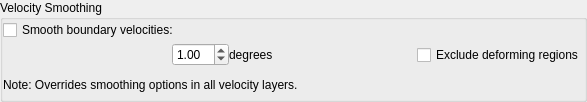
The window that src/qt-widgets/ExportVelocitySmoothingOptionsWidgetUi.ui (GPlates/GPlates) describes before a commit, drawn with Qt 5.
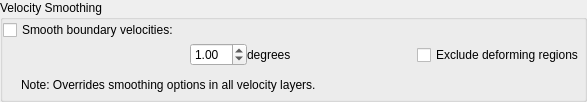
The same window after the commit.

Commit message: (trunk) Export GUI options for forcing polygon orientation during resolved topology (general) export.

```diff
--- a/src/qt-widgets/ExportVelocitySmoothingOptionsWidgetUi.ui
+++ b/src/qt-widgets/ExportVelocitySmoothingOptionsWidgetUi.ui
@@ -60,6 +60,9 @@
            <property name="spacing">
             <number>0</number>
            </property>
+           <property name="leftMargin">
+            <number>18</number>
+           </property>
            <item>
             <widget class="QWidget" name="velocity_smoothing_controls" native="true">
              <layout class="QHBoxLayout" name="horizontalLayout_12">
@@ -135,6 +138,9 @@
            <property name="spacing">
             <number>0</number>
            </property>
+           <property name="leftMargin">
+            <number>18</number>
+           </property>
            <item>
             <widget class="QLabel" name="label">
              <property name="text">
```
The commit also changes 7 other files.
